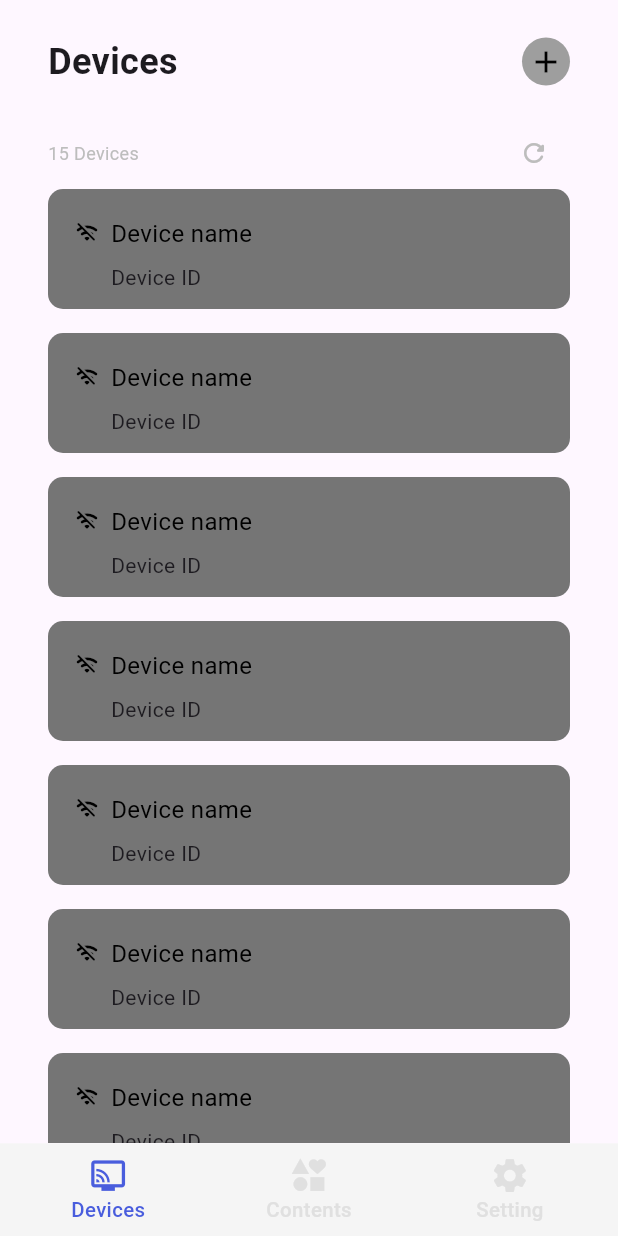
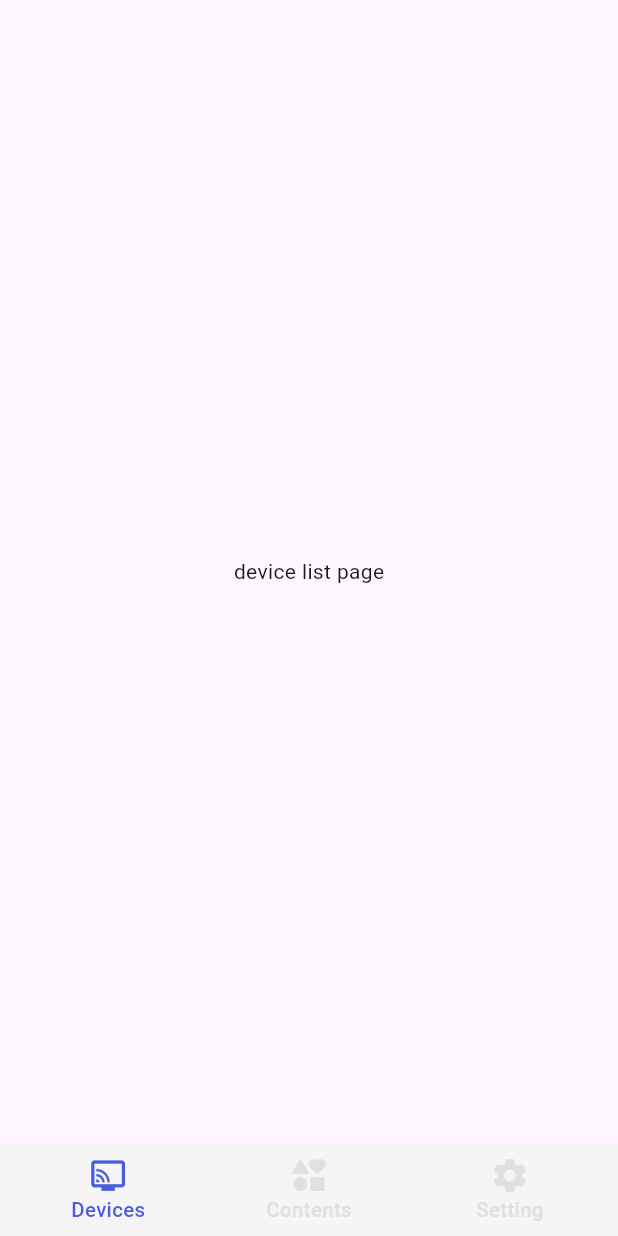
Before and after one commit to CretaIsland/flexi, a Flutter app: the screen it shows after launch, after a tap on "Login", on a phone screen of 412 x 824 dp. Run offline on Flutter 3.47's test engine with Material 3 defaults, Android fonts, the phone set to English and light mode, and no system bars; our stand-ins replace flutter_native_splash; missing offline and left inert: hycop_light, wifi_iot, wifi_scan; statements that could not run were skipped.

Commit message:
20240326-03-nr.han add flexi common widget (text button)

```diff
--- a/lib/screens/page/device/device_list_page.dart
+++ b/lib/screens/page/device/device_list_page.dart
@@ -1,6 +1,4 @@
 import 'package:flutter/material.dart';
-
-
 
 class DeviceListPage extends StatefulWidget {
   const DeviceListPage({super.key});
@@ -12,91 +10,8 @@ class DeviceListPage extends StatefulWidget {
 class _DeviceListPageState extends State<DeviceListPage> {
   @override
   Widget build(BuildContext context) {
-    return Padding(
-      padding: const EdgeInsets.only(top: 24, left: 32, right: 32),
-      child: Column(
-        children: [
-          Row(
-            mainAxisAlignment: MainAxisAlignment.spaceBetween,
-            children: [
-              const Text("Devices", style: TextStyle(fontSize: 24, fontWeight: FontWeight.w700)),
-              InkWell(
-                onTap: () {},
-                child: Container(
-                  width: 32,
-                  height: 32,
-                  decoration: BoxDecoration(
-                    borderRadius: BorderRadius.circular(16),
-                    color: Colors.grey,
-                  ),
-                  child: const Center(
-                    child: Icon(Icons.add, size: 24, color: Colors.black),
-                  ),
-                ),
-              )
-            ],
-          ),
-          const SizedBox(height: 20),
-          Row(
-            mainAxisAlignment: MainAxisAlignment.spaceBetween,
-            children: [
-              Text("15 Devices", style: TextStyle(fontSize: 12, color: Colors.grey.shade400)),
-              IconButton(
-                icon: Icon(Icons.refresh_rounded, color: Colors.grey.shade400, size: 20),
-                onPressed: () {
-
-                },
-              )
-            ],
-          ),
-          Expanded(
-            child: ListView.builder(
-              padding: EdgeInsets.zero,
-              itemCount: 15,
-              itemBuilder: (context, index) {
-                return Padding(
-                  padding: const EdgeInsets.only(bottom: 16.0),
-                  child: deviceComponent(),
-                );
-              },
-            ),
-          )
-        ],
-      ),
+    return const Center(
+      child: Text("device list page"),
     );
   }
-
-  Widget deviceComponent() {
-    return Container(
-      width: 296,
-      height: 80,
-      decoration: BoxDecoration(
-        color: Colors.grey.shade600,
-        borderRadius: BorderRadius.circular(10)
-      ),
-      child: const Padding(
-        padding: EdgeInsets.all(18.0),
-        child: Column(
-          crossAxisAlignment: CrossAxisAlignment.start,
-          mainAxisAlignment: MainAxisAlignment.start,
-          children: [
-            Row(
-              children: [
-                Icon(Icons.wifi_off_rounded, color: Colors.black, size: 16),
-                SizedBox(width: 8),
-                Text("Device name", style: TextStyle(fontSize: 16, color: Colors.black)),
-              ],
-            ),
-            Padding(
-              padding: EdgeInsets.only(top: 8, left: 24.0),
-              child: Text("Device ID"),
-            )
-          ],
-        ),
-      ),
-
-
-    );
-  }
-
 }
--- a/lib/screens/page/login_page.dart
+++ b/lib/screens/page/login_page.dart
@@ -1,5 +1,6 @@
 import 'package:flexi/screens/utils/flexi_color.dart';
 import 'package:flexi/screens/utils/flexi_font.dart';
+import 'package:flexi/screens/widget/text_button.dart';
 import 'package:flutter/material.dart';
 
 
@@ -135,21 +136,14 @@ class _LoginPageState extends State<LoginPage> {
                   )
                 ),
                 SizedBox(height: height * .045),
-                GestureDetector(
+                FlexiTextButton(
+                  width: width * .82,
+                  height: height * .06,
+                  text: Text("Login", style: buttonStyle),
+                  fillColor: FlexiColor.secondary,
                   onTap: () {
                     Navigator.pushNamed(context, "/home");
                   },
-                  child: Container(
-                    width: width * .82,
-                    height: height * .06,
-                    decoration: BoxDecoration(
-                      color: FlexiColor.secondary,
-                      borderRadius: BorderRadius.circular(8)
-                    ),
-                    child: Center(
-                      child: Text("Login", style: buttonStyle),
-                    ),
-                  ),
                 )
               ],
             ),
--- /dev/null
+++ b/lib/screens/widget/text_button.dart
@@ -0,0 +1,31 @@
+import 'package:flutter/material.dart';
+
+class FlexiTextButton extends StatelessWidget {
+  const FlexiTextButton({super.key, required this.width, required this.height, this.text, this.fillColor, this.border, this.onTap});
+  final double width;
+  final double height;
+  final Text? text;
+  final Color? fillColor;
+  final Border? border;
+  final GestureTapCallback? onTap;
+
+
+  @override
+  Widget build(BuildContext context) {
+    return GestureDetector(
+      onTap: onTap,
+      child: Container(
+        width: width,
+        height: height,
+        decoration: BoxDecoration(
+          color: fillColor,
+          border: border,
+          borderRadius: BorderRadius.circular(width * .025)
+        ),
+        child: Center(
+          child: text,
+        ),
+      ),
+    );
+  }
+}
```
Also changed, not shown: lib/screens/page/content/content_list_page.dart (+2 -94 lines).
